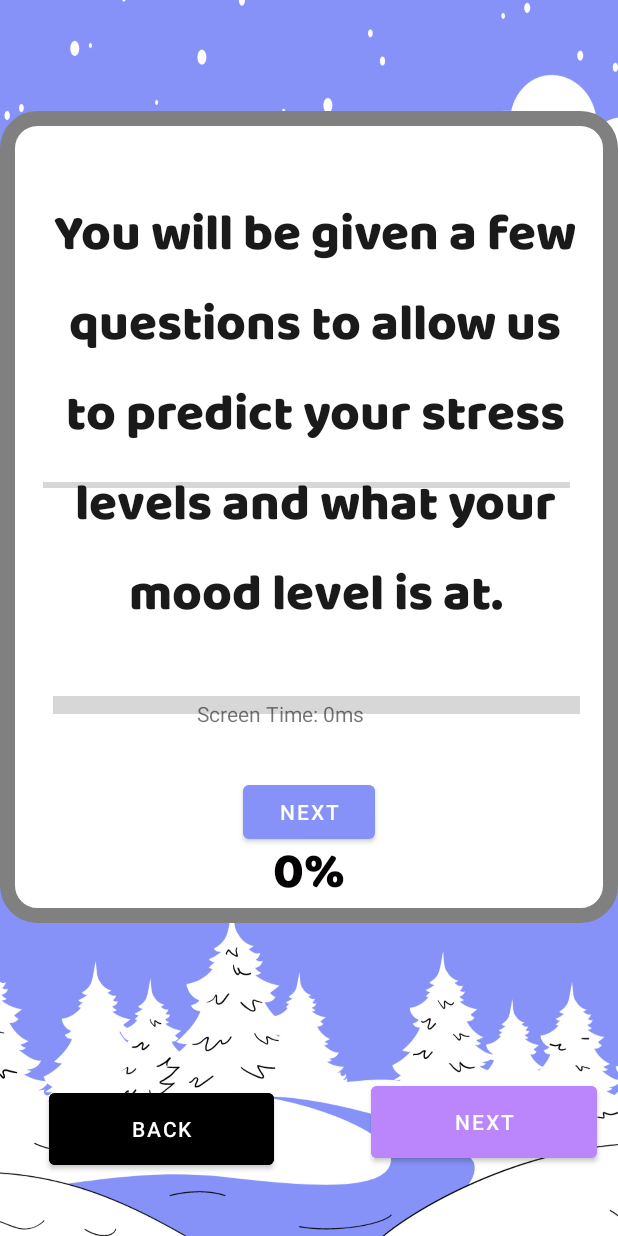
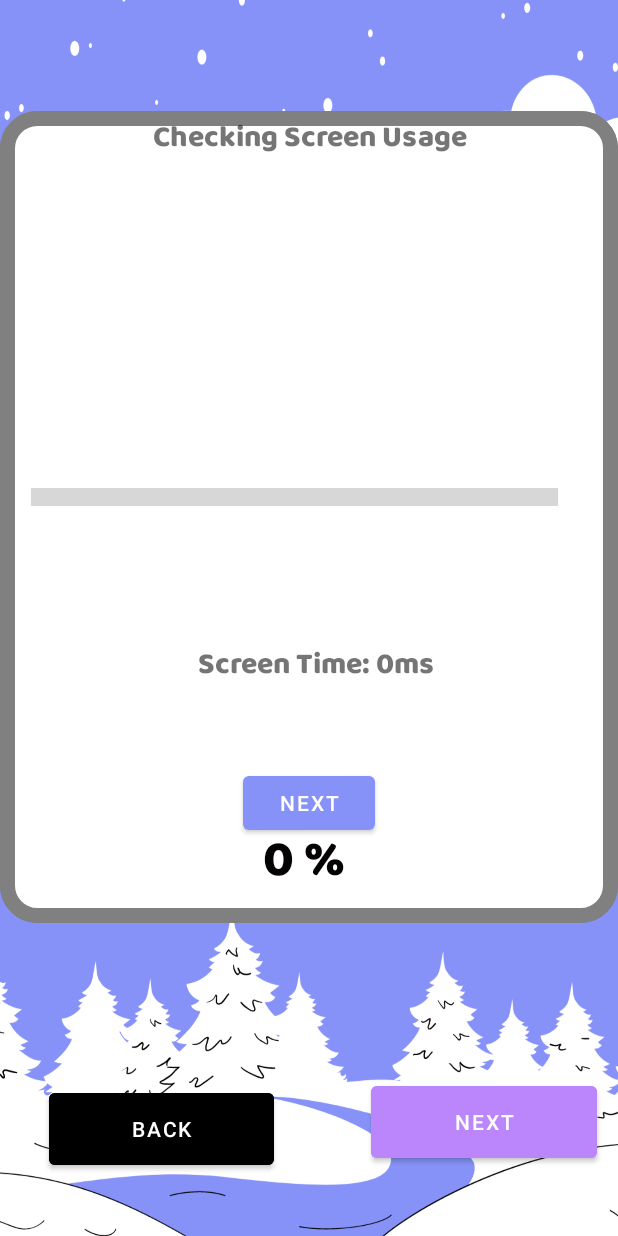
Before and after one commit to ZeroMortalZen/StressFree-App, an Android app: the MoodSurveyActivity screen opened directly, with no data from a screen before it, after a tap on "NEXT", on a phone screen of 412 x 824 dp. Run offline under Robolectric (Android 15) with nearby library versions, the phone set to English and light mode, and no system bars; libraries missing offline, so code that uses them is left out: com.nitish.typewriterview.

Commit message:
v0.6.2
-Bug Fixes
-Added TyperWriterAnimation & ProgressBar animation to ScreenTime Fragment

```diff
--- a/app/src/main/java/com/linx/stress_free_app/GetScreenTimeFragment.java
+++ b/app/src/main/java/com/linx/stress_free_app/GetScreenTimeFragment.java
@@ -1,5 +1,6 @@
 package com.linx.stress_free_app;
 
+import android.annotation.SuppressLint;
 import android.app.usage.UsageStats;
 import android.app.usage.UsageStatsManager;
 import android.content.Context;
@@ -7,6 +8,7 @@ import android.os.Bundle;
 
 import androidx.fragment.app.Fragment;
 
+import android.os.Handler;
 import android.view.LayoutInflater;
 import android.view.View;
 import android.view.ViewGroup;
@@ -15,31 +17,38 @@ import android.widget.ProgressBar;
 import android.widget.TextView;
 import android.widget.Toast;
 
+import com.google.android.material.slider.Slider;
 import com.linx.stress_free_app.AnimationController.ProgressBarAnimation;
 import com.linx.stress_free_app.StressSystem.PersonStressHelperClass;
+import com.nitish.typewriterview.TypeWriterView;
 
 import java.util.Calendar;
 import java.util.List;
 
 public class GetScreenTimeFragment extends Fragment {
 
-    private TextView screenTimeTextView;
     PersonStressHelperClass stressHelperClass = new PersonStressHelperClass();
     ProgressBar progressBar;
     TextView PrecentageView;
     Button NextScreenDataBtn;
+    TextView typewriterText;
+
+
+
 
 
     @Override
     public void onCreate(Bundle savedInstanceState) {
         super.onCreate(savedInstanceState);
 
+
+
+
         //PrecentageView.findViewById(R.id.precentageView);
 
         //progressBar.findViewById(R.id.progressBar);
         //progressBar.setMax(100);
         //progressBar.setScaleY(3f);
-
         //progessAnimation();
 
     }
@@ -48,10 +57,20 @@ public class GetScreenTimeFragment extends Fragment {
     public View onCreateView(LayoutInflater inflater, ViewGroup container, Bundle savedInstanceState) {
         View view = inflater.inflate(R.layout.fragment_get_screen_time, container, false);
 
-        screenTimeTextView = view.findViewById(R.id.screenTimeTextView);
+         progressBar= view.findViewById(R.id.progressBar2);
+        progressBar.setMax(100);
+        progressBar.setScaleY(3f);
+         PrecentageView = view.findViewById(R.id.precentageView);
+        NextScreenDataBtn =view.findViewById(R.id.NextScreenDataBtn);
+        TextView screenTimeTextView = view.findViewById(R.id.screenTimeTextView);
+        typewriterText = (TextView) view.findViewById(R.id.typewriter_text);
+        handler.postDelayed(runnable, 500); // adjust the delay to make it start after a certain time
 
         long screenTime = getScreenTime(getContext());
+
         screenTimeTextView.setText("Screen Time: " + screenTime + "ms");
+        progessAnimation();
+
 
         return view;
     }
@@ -91,4 +110,20 @@ public class GetScreenTimeFragment extends Fragment {
         anim.setDuration(8000);
         progressBar.setAnimation(anim);
     }
+
+    Handler handler = new Handler();
+    Runnable runnable = new Runnable() {
+        int i = 0;
+        final String text = "Checking Screen Usage";
+        @Override
+        public void run() {
+            if (i <= text.length()) {
+                String str = text.substring(0, i);
+                typewriterText.setText(str);
+                i++;
+                handler.postDelayed(this, 50); // adjust the delay to make it faster or slower
+            }
+        }
+    };
+
 }
--- a/app/src/main/java/com/linx/stress_free_app/GetStarted.java
+++ b/app/src/main/java/com/linx/stress_free_app/GetStarted.java
@@ -35,7 +35,7 @@ public class GetStarted extends Activity {
         TypeWriterView typeWriterView = findViewById(R.id.typeWriterView);
         final String GetStartedDialog = getResources().getString(R.string.GetStartedDialog);
         final Button animateBtn = findViewById(R.id.animateBtn);
-        final Button GetPermissinBtn = findViewById(R.id.GetPremissionBtn);
+        final Button GetPermissionBtn = findViewById(R.id.GetPremissionBtn);
 
         animateBtn.setVisibility(View.GONE);
 
@@ -46,7 +46,7 @@ public class GetStarted extends Activity {
          if (granted){
              //set button to visable and set permission button invisalbe
              animateBtn.setVisibility(View.VISIBLE);
-             GetPermissinBtn.setVisibility(View.GONE);
+             GetPermissionBtn.setVisibility(View.GONE);
          }
 
         animateBtn.setOnClickListener(new View.OnClickListener() {
@@ -58,7 +58,7 @@ public class GetStarted extends Activity {
             }
         });
 
-         GetPermissinBtn.setOnClickListener(new View.OnClickListener() {
+         GetPermissionBtn.setOnClickListener(new View.OnClickListener() {
              @Override
              public void onClick(View view) {
                  Intent intent = new Intent(Settings.ACTION_USAGE_ACCESS_SETTINGS);
--- a/app/src/main/res/layout/activity_get_started.xml
+++ b/app/src/main/res/layout/activity_get_started.xml
@@ -31,8 +31,8 @@
         android:layout_alignParentBottom="true"
         android:layout_centerInParent="true"
         android:layout_marginEnd="27dp"
+
         android:layout_marginBottom="214dp"
-
         android:background="@drawable/white_background"
         android:shadowColor="#000000"
         android:shadowDx="1.5"
--- a/app/src/main/res/layout/fragment_get_screen_time.xml
+++ b/app/src/main/res/layout/fragment_get_screen_time.xml
@@ -4,6 +4,7 @@
     xmlns:tools="http://schemas.android.com/tools"
     android:layout_width="match_parent"
     android:layout_height="match_parent"
+    android:background="@drawable/white_background"
     tools:context=".GetScreenTimeFragment">
 
     <ProgressBar
@@ -14,9 +15,10 @@
         android:layout_alignParentEnd="true"
 
         android:layout_alignParentBottom="true"
+        android:layout_centerHorizontal="true"
         android:layout_gravity="center"
-        android:layout_marginEnd="32dp"
-        android:layout_marginBottom="270dp" />
+        android:layout_marginEnd="40dp"
+        android:layout_marginBottom="262dp" />
 
     <TextView
         android:id="@+id/precentageView"
@@ -24,37 +26,39 @@
         android:layout_height="wrap_content"
         android:layout_alignParentStart="true"
         android:layout_alignParentTop="true"
+        android:layout_centerHorizontal="true"
         android:layout_gravity="center"
-        android:layout_marginStart="139dp"
-        android:layout_marginTop="477dp"
+        android:layout_marginStart="136dp"
+        android:layout_marginTop="469dp"
         android:fontFamily="@font/baloo_paaji"
         android:text="0%"
         android:textAlignment="center"
         android:textColor="#040202"
         android:textSize="34sp" />
 
-    <com.linx.stress_free_app.AnimationController.Typewriter
-        android:id="@+id/typewriterLoadingDialog2"
-        android:layout_width="357dp"
-        android:layout_height="wrap_content"
-        android:layout_alignParentStart="true"
+    <TextView
+        android:id="@+id/typewriter_text"
+        android:layout_width="356dp"
+        android:layout_height="409dp"
         android:layout_alignParentTop="true"
-        android:layout_marginStart="31dp"
-        android:layout_marginTop="52dp"
+        android:layout_centerHorizontal="true"
+        android:fontFamily="@font/baloo_paaji"
+        android:text="This is a typewriter text animation"
         android:textAlignment="center"
-        android:textColor="#1B1A1A"
-        android:textSize="34sp"
-        app:fontFamily="@font/baloo_paaji" />
+        android:textSize="20sp" />
 
     <TextView
         android:id="@+id/screenTimeTextView"
-        android:layout_width="163dp"
-        android:layout_height="63dp"
+        android:layout_width="256dp"
+        android:layout_height="66dp"
         android:layout_alignParentStart="true"
         android:layout_alignParentBottom="true"
-        android:layout_marginStart="131dp"
-        android:layout_marginBottom="86dp"
-        android:text="TextView" />
+        android:layout_centerHorizontal="true"
+        android:layout_marginStart="132dp"
+        android:layout_marginBottom="124dp"
+        android:fontFamily="@font/baloo_paaji"
+        android:text="TextView"
+        android:textSize="20sp" />
 
     <Button
         android:id="@+id/NextScreenDataBtn"
@@ -62,6 +66,6 @@
         android:layout_height="wrap_content"
         android:layout_alignParentBottom="true"
         android:layout_centerHorizontal="true"
-        android:layout_marginBottom="50dp"
+        android:layout_marginBottom="56dp"
         android:text="Next" />
 </RelativeLayout>
--- a/app/src/main/res/values/strings.xml
+++ b/app/src/main/res/values/strings.xml
@@ -4,4 +4,5 @@
     <!-- TODO: Remove or change this placeholder text -->
     <string name="hello_blank_fragment">Hello blank fragment</string>
     <string name="Loading_dialog">You will be given a few questions to allow us to predict your stress levels and what your mood level is at.</string>
+    <string name="Screen_Time">Checking Screen Usage</string>
 </resources>
```
